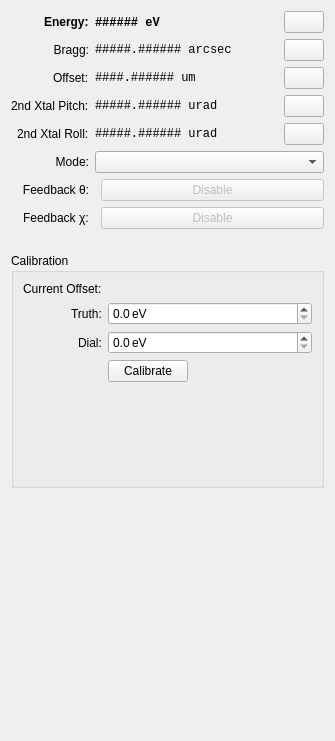
Above: src/firefly/devices/axilon_monochromator.ui from spc-group/haven before the change. Below: the same form after it.
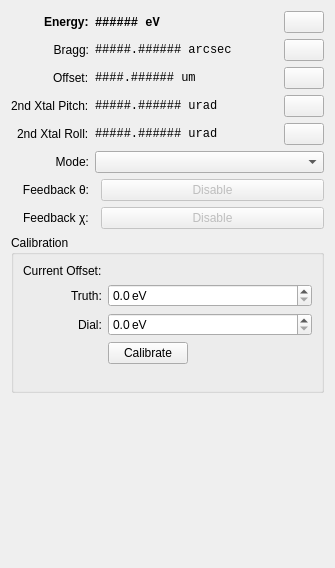
That is the form after the change. Icons and pictures are not drawn. Custom widgets are drawn as their Qt base class.

Commit message: Reduced size of the monochromator graphic in Firefly window.

The edit to the form file:
```diff
--- a/src/firefly/devices/axilon_monochromator.ui
+++ b/src/firefly/devices/axilon_monochromator.ui
@@ -7,7 +7,7 @@
     <x>0</x>
     <y>0</y>
     <width>335</width>
-    <height>741</height>
+    <height>568</height>
    </rect>
   </property>
   <property name="windowTitle">
@@ -758,7 +758,7 @@
    <item>
     <widget class="QLabel" name="label_11">
      <property name="text">
-      <string>&lt;html&gt;&lt;head/&gt;&lt;body&gt;&lt;p&gt;&lt;img width=&quot;300&quot; src=&quot;:/optics/monochromator.png&quot;/&gt;&lt;/p&gt;&lt;/body&gt;&lt;/html&gt;</string>
+      <string>&lt;html&gt;&lt;head/&gt;&lt;body&gt;&lt;p align=&quot;center&quot;&gt;&lt;img src=&quot;:/optics/monochromator.png&quot; width=&quot;150&quot;/&gt;&lt;/p&gt;&lt;/body&gt;&lt;/html&gt;</string>
      </property>
     </widget>
    </item>
```
